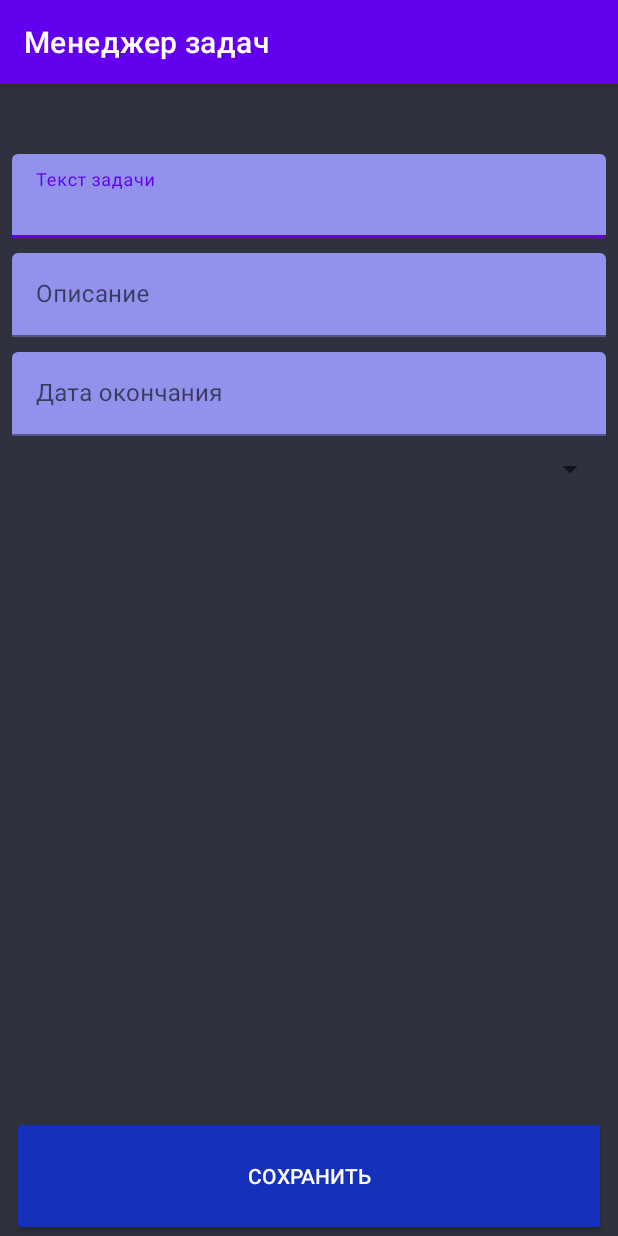
After one commit to PuzhaikinMaxim/taskManager, an Android app: the fragment TaskFragment shown on its own in the app's theme, on a phone screen of 412 x 824 dp. The commit adds this screen. Run offline under Robolectric (Android 15) with nearby library versions, the phone set to English and light mode, and no system bars.

Commit message:
Что нового: 1. Добавлен интерфейс фрагмента с редактированием задачи

```diff
--- a/app/src/main/AndroidManifest.xml
+++ b/app/src/main/AndroidManifest.xml
@@ -10,7 +10,7 @@
         android:supportsRtl="true"
         android:theme="@style/Theme.TaskManager">
         <activity
-            android:name=".presentation.MainActivity"
+            android:name=".presentation.activities.MainActivity"
             android:exported="true">
             <intent-filter>
                 <action android:name="android.intent.action.MAIN" />
--- a/app/src/main/java/com/example/taskmanager/data/TaskDatabase.kt
+++ b/app/src/main/java/com/example/taskmanager/data/TaskDatabase.kt
@@ -4,9 +4,11 @@ import android.content.Context
 import androidx.room.Database
 import androidx.room.Room
 import androidx.room.RoomDatabase
+import androidx.room.TypeConverters
 import java.lang.RuntimeException
 
 @Database(entities = [TaskTable::class], version = 1, exportSchema = false)
+@TypeConverters(GregorianCalendarConverter::class)
 abstract class TaskDatabase: RoomDatabase() {
 
     abstract fun taskDao(): TaskDao
--- a/app/src/main/java/com/example/taskmanager/presentation/MainActivity.kt
+++ b/app/src/main/java/com/example/taskmanager/presentation/activities/MainActivity.kt
@@ -1,7 +1,9 @@
-package com.example.taskmanager.presentation
+package com.example.taskmanager.presentation.activities
 
 import androidx.appcompat.app.AppCompatActivity
 import android.os.Bundle
+import androidx.fragment.app.FragmentContainer
+import androidx.fragment.app.FragmentContainerView
 import com.example.taskmanager.R
 
 class MainActivity : AppCompatActivity() {
--- /dev/null
+++ b/app/src/main/java/com/example/taskmanager/presentation/fragments/TaskFragment.kt
@@ -0,0 +1,19 @@
+package com.example.taskmanager.presentation.fragments
+
+import android.os.Bundle
+import android.view.LayoutInflater
+import android.view.View
+import android.view.ViewGroup
+import androidx.fragment.app.Fragment
+import com.example.taskmanager.R
+
+class TaskFragment : Fragment() {
+
+    override fun onCreateView(
+        inflater: LayoutInflater,
+        container: ViewGroup?,
+        savedInstanceState: Bundle?
+    ): View? {
+        return inflater.inflate(R.layout.fragment_task, container, false)
+    }
+}
--- /dev/null
+++ b/app/src/main/res/layout/fragment_task.xml
@@ -0,0 +1,102 @@
+<?xml version="1.0" encoding="utf-8"?>
+<androidx.constraintlayout.widget.ConstraintLayout xmlns:android="http://schemas.android.com/apk/res/android"
+    xmlns:app="http://schemas.android.com/apk/res-auto"
+    xmlns:tools="http://schemas.android.com/tools"
+    android:layout_width="match_parent"
+    android:layout_height="match_parent"
+    android:theme="@style/Layout">
+
+    <com.google.android.material.textfield.TextInputLayout
+        android:id="@+id/til_text"
+        android:layout_width="0dp"
+        android:layout_height="wrap_content"
+        android:layout_marginStart="8dp"
+        android:layout_marginEnd="8dp"
+        app:layout_constraintBottom_toTopOf="@+id/til_description"
+        app:layout_constraintEnd_toEndOf="parent"
+        app:layout_constraintStart_toStartOf="parent"
+        app:layout_constraintTop_toTopOf="parent"
+        app:layout_constraintVertical_chainStyle="packed"
+        app:layout_constraintVertical_bias=".1">
+
+        <com.google.android.material.textfield.TextInputEditText
+            android:id="@+id/et_text"
+            android:layout_width="match_parent"
+            android:layout_height="match_parent"
+            android:theme="@style/TextInputEditText"
+            android:hint="@string/text_hint"
+            android:inputType="textCapWords" />
+    </com.google.android.material.textfield.TextInputLayout>
+
+    <com.google.android.material.textfield.TextInputLayout
+        android:id="@+id/til_description"
+        android:layout_width="0dp"
+        android:layout_height="wrap_content"
+        android:layout_marginStart="8dp"
+        android:layout_marginEnd="8dp"
+        android:layout_marginTop="10dp"
+        app:layout_constraintBottom_toTopOf="@+id/til_date"
+        app:layout_constraintEnd_toEndOf="parent"
+        app:layout_constraintStart_toStartOf="parent"
+        app:layout_constraintTop_toBottomOf="@+id/til_text"
+        app:layout_constraintVertical_chainStyle="packed"
+        app:layout_constraintVertical_bias=".1">
+
+        <com.google.android.material.textfield.TextInputEditText
+            android:id="@+id/et_description"
+            android:layout_width="match_parent"
+            android:layout_height="match_parent"
+            android:hint="@string/description_hint"
+            android:theme="@style/TextInputEditText"
+            android:inputType="textMultiLine" />
+    </com.google.android.material.textfield.TextInputLayout>
+
+    <com.google.android.material.textfield.TextInputLayout
+        android:id="@+id/til_date"
+        android:layout_width="0dp"
+        android:layout_height="wrap_content"
+        android:layout_marginStart="8dp"
+        android:layout_marginEnd="8dp"
+        android:layout_marginTop="10dp"
+        app:layout_constraintBottom_toTopOf="@+id/priority_spinner"
+        app:layout_constraintEnd_toEndOf="parent"
+        app:layout_constraintStart_toStartOf="parent"
+        app:layout_constraintTop_toBottomOf="@+id/til_description"
+        app:layout_constraintVertical_chainStyle="packed"
+        app:layout_constraintVertical_bias=".1">
+
+        <com.google.android.material.textfield.TextInputEditText
+            android:id="@+id/et_date"
+            android:layout_width="match_parent"
+            android:layout_height="match_parent"
+            android:hint="@string/date_hint"
+            android:theme="@style/TextInputEditText"
+            android:inputType="date" />
+    </com.google.android.material.textfield.TextInputLayout>
+
+    <Spinner
+        android:id="@+id/priority_spinner"
+        android:layout_width="0dp"
+        android:layout_height="wrap_content"
+        app:layout_constraintBottom_toTopOf="@+id/save_button"
+        app:layout_constraintEnd_toEndOf="parent"
+        android:layout_marginStart="8dp"
+        android:layout_marginEnd="8dp"
+        android:layout_marginTop="10dp"
+        app:layout_constraintStart_toStartOf="parent"
+        app:layout_constraintTop_toBottomOf="@+id/til_date"
+        />
+
+    <androidx.appcompat.widget.AppCompatButton
+        android:id="@+id/save_button"
+        android:layout_width="0dp"
+        android:layout_height="wrap_content"
+        android:padding="20dp"
+        android:layout_marginStart="8dp"
+        android:layout_marginEnd="8dp"
+        android:theme="@style/Button"
+        android:text="@string/save_btn"
+        app:layout_constraintBottom_toBottomOf="parent"
+        app:layout_constraintEnd_toEndOf="parent"
+        app:layout_constraintStart_toStartOf="parent" />
+</androidx.constraintlayout.widget.ConstraintLayout>
--- a/app/src/main/res/values/colors.xml
+++ b/app/src/main/res/values/colors.xml
@@ -7,4 +7,8 @@
     <color name="teal_700">#FF018786</color>
     <color name="black">#FF000000</color>
     <color name="white">#FFFFFFFF</color>
+    <color name="dark_blue">#1531BB</color>
+    <color name="dark_gray">#2F313E</color>
+    <color name="light_blue">#9292ED</color>
+    <color name="light_gray">#656B73</color>
 </resources>
--- a/app/src/main/res/values/strings.xml
+++ b/app/src/main/res/values/strings.xml
@@ -1,3 +1,7 @@
 <resources>
-    <string name="app_name">taskManager</string>
+    <string name="app_name">Менеджер задач</string>
+    <string name="text_hint">Текст задачи</string>
+    <string name="date_hint">Дата окончания</string>
+    <string name="save_btn">Сохранить</string>
+    <string name="description_hint">Описание</string>
 </resources>
--- /dev/null
+++ b/app/src/main/res/values/styles.xml
@@ -0,0 +1,16 @@
+<?xml version="1.0" encoding="utf-8"?>
+<resources>
+    <style name="Button" parent="Widget.AppCompat.Button">
+        <item name="colorButtonNormal">@color/dark_blue</item>
+        <item name="android:textColor">@color/white</item>
+        <item name="android:height">80dp</item>
+    </style>
+
+    <style name="Layout">
+        <item name="android:background">@color/dark_gray</item>
+    </style>
+
+    <style name="TextInputEditText">
+        <item name="android:backgroundTint">@color/light_blue</item>
+    </style>
+</resources>
```
Also changed, not shown: app/src/main/res/layout/activity_main.xml (+6 -14 lines), app/src/main/res/layout/fragment_choose_day.xml (added, +16 -0 lines), app/src/main/res/layout/item_day.xml (added, +29 -0 lines).
